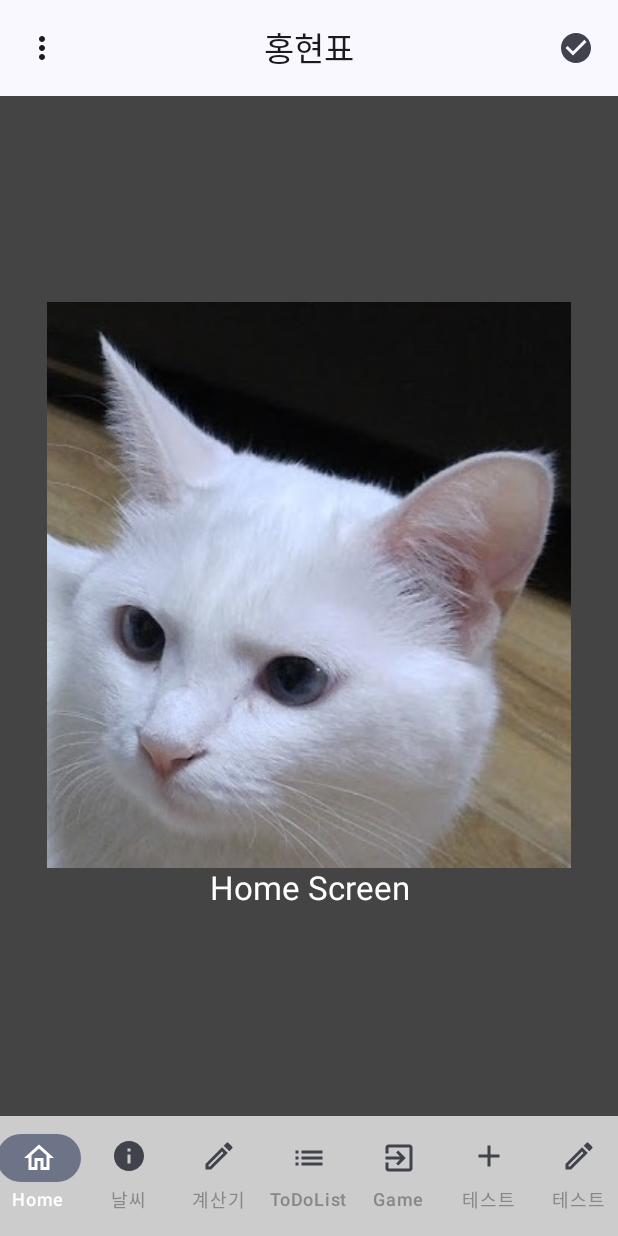
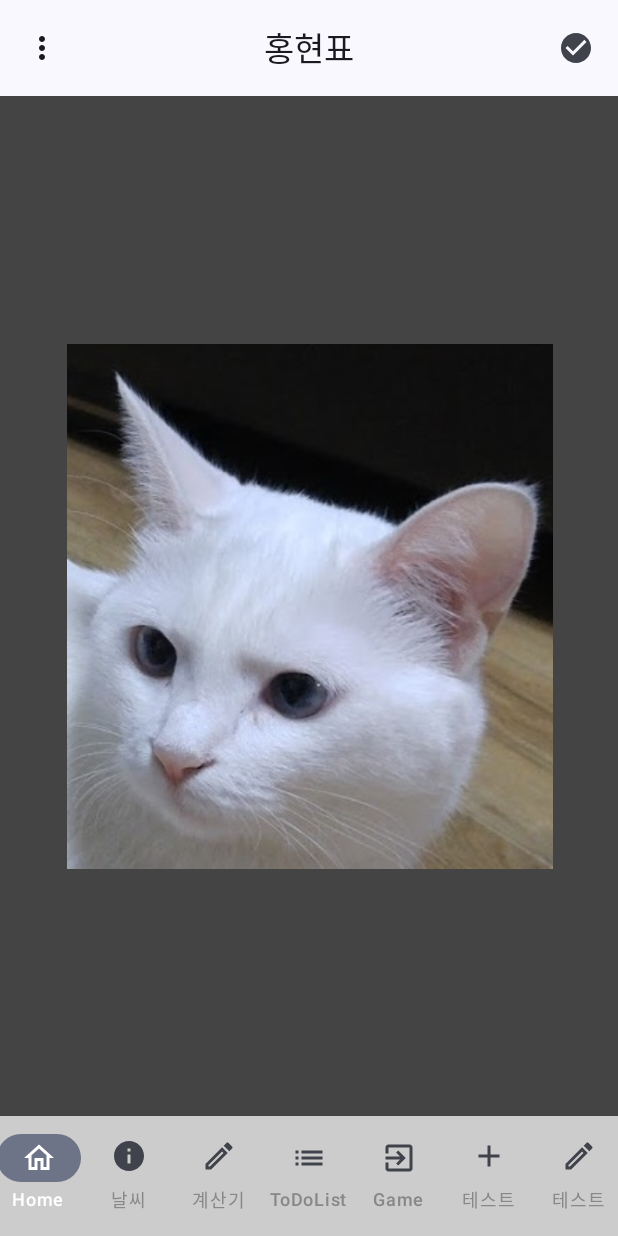
Before and after one commit to Hong-HyeonPyo/HongHP-android-test, an Android app built with Jetpack Compose: the screen it shows after launch (MainActivity), on a phone screen of 412 x 824 dp. Run offline under Robolectric (Android 15) with nearby library versions, the light colour scheme and no system bars.

Commit message:
테스트중

```diff
--- a/HongHP-jetpackcompose-test/app/src/main/java/honghp/android/compose/material3/TheContents.kt
+++ b/HongHP-jetpackcompose-test/app/src/main/java/honghp/android/compose/material3/TheContents.kt
@@ -8,6 +8,7 @@ import androidx.compose.foundation.layout.Column
 import androidx.compose.foundation.layout.Row
 import androidx.compose.foundation.layout.fillMaxSize
 import androidx.compose.foundation.layout.height
+import androidx.compose.foundation.layout.size
 import androidx.compose.foundation.layout.width
 import androidx.compose.foundation.layout.wrapContentSize
 import androidx.compose.foundation.lazy.LazyColumn
@@ -46,14 +47,14 @@ fun HomeScreen() {
             .background(color = Color.DarkGray)
             .wrapContentSize(Alignment.Center)
     ) {
-        Image(painter = nabi, contentDescription = "3")
-        Text(
-            text = "Home Screen",
-            style = MaterialTheme.typography.titleLarge,
-            color = Color.White,
-            modifier = Modifier.align(Alignment.CenterHorizontally),
-            textAlign = TextAlign.Center,
-        )
+        Image(painter = nabi, contentDescription = "3",Modifier.size(350.dp,350.dp))
+//        Text(
+//            text = "Home Screen",
+//            style = MaterialTheme.typography.titleLarge,
+//            color = Color.White,
+//            modifier = Modifier.align(Alignment.CenterHorizontally),
+//            textAlign = TextAlign.Center,
+//        )
     }
 }
 
@@ -72,9 +73,7 @@ fun FavouriteScreen() {
     var lstSiz = remember { mutableIntStateOf(lst.size) }
     var dummy = remember { mutableStateOf(callWeatherApi(lst)) }
 
-//    Toast.makeText(context, "불러오는중", Toast.LENGTH_SHORT).show()
-//    Log.i("홍", "불러오는 중")
-
+    Toast.makeText(context, "불러오는중", Toast.LENGTH_SHORT).show()
 //    callWeatherApi(lst)
 //    Text(
 //        text = "날씨",
```
